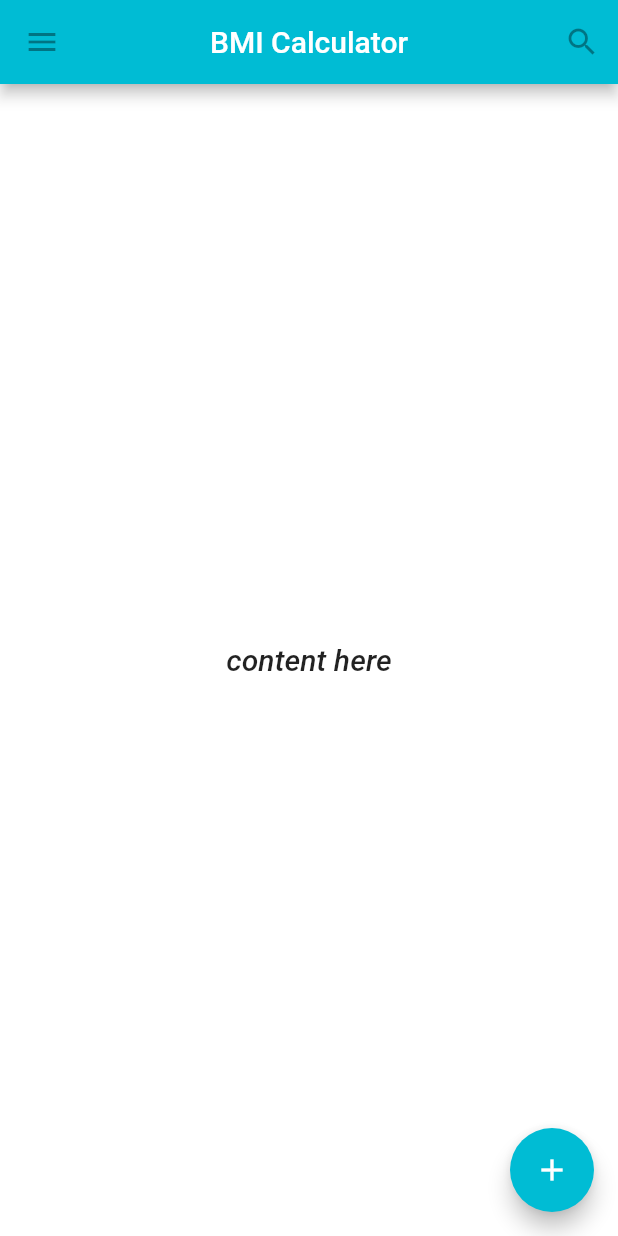
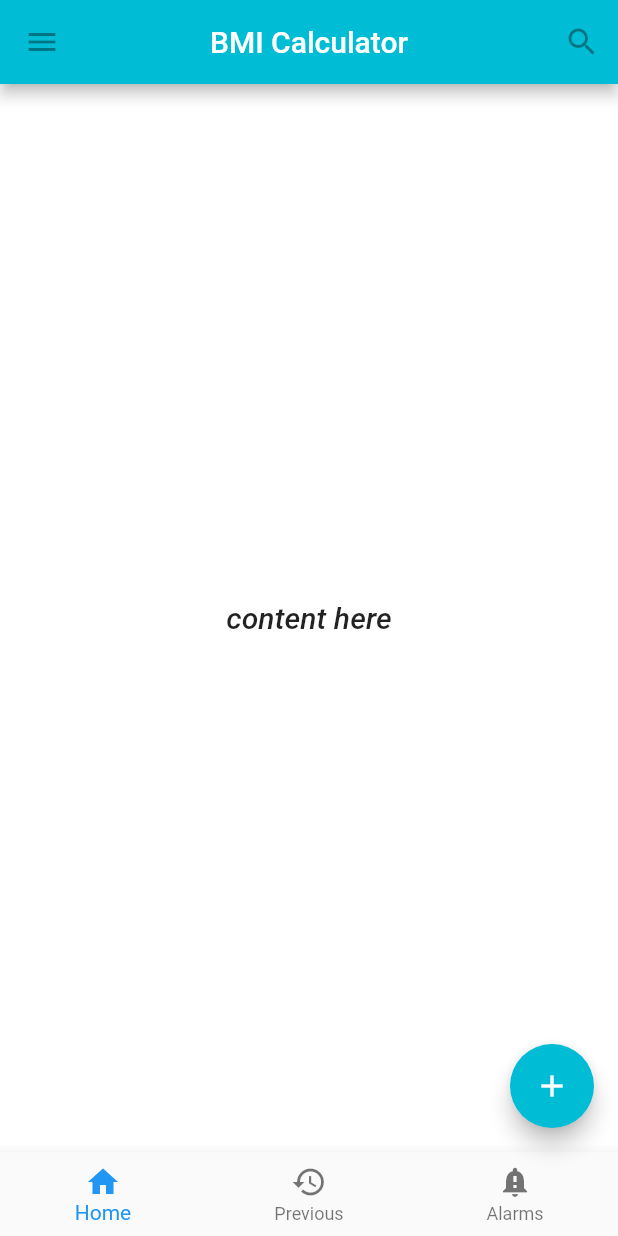
Before and after one commit to zessu/bmi-app, a Flutter app: the screen it shows after launch, on a phone screen of 412 x 824 dp. Run offline on Flutter 3.47's test engine with Material 2 defaults, Android fonts, the phone set to English and light mode, and no system bars.

Commit message:
(feat): add bottom navigation bar with home, history and important notifications

```diff
--- a/AndroidStudioProjects/bmi_app/lib/ui/home.dart
+++ b/AndroidStudioProjects/bmi_app/lib/ui/home.dart
@@ -27,6 +27,15 @@ class ScaffoldExample extends StatelessWidget {
         onPressed: null,
         backgroundColor: Colors.cyan,
       ),
+      bottomNavigationBar: BottomNavigationBar(
+        items: [
+          BottomNavigationBarItem(icon: Icon(Icons.home), title: Text("Home")),
+          BottomNavigationBarItem(
+              icon: Icon(Icons.history), title: Text("Previous")),
+          BottomNavigationBarItem(
+              icon: Icon(Icons.notification_important), title: Text("Alarms")),
+        ],
+      ),
     );
   }
 }
```
